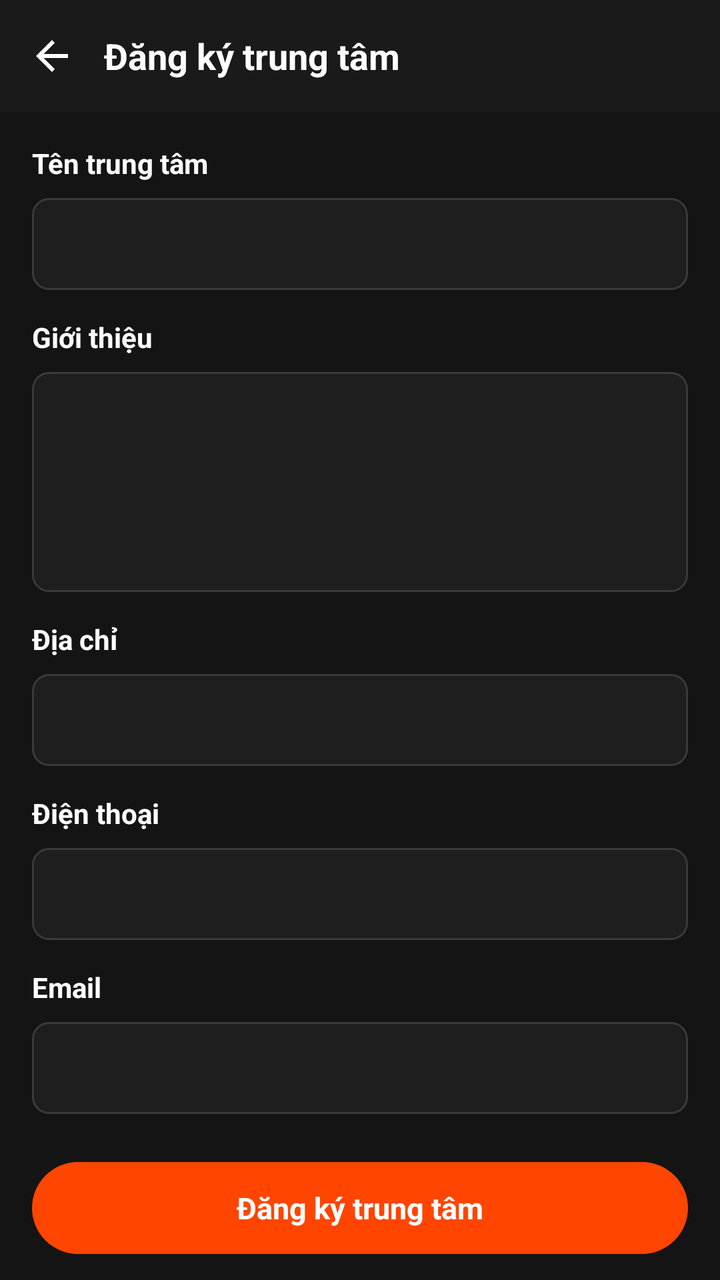
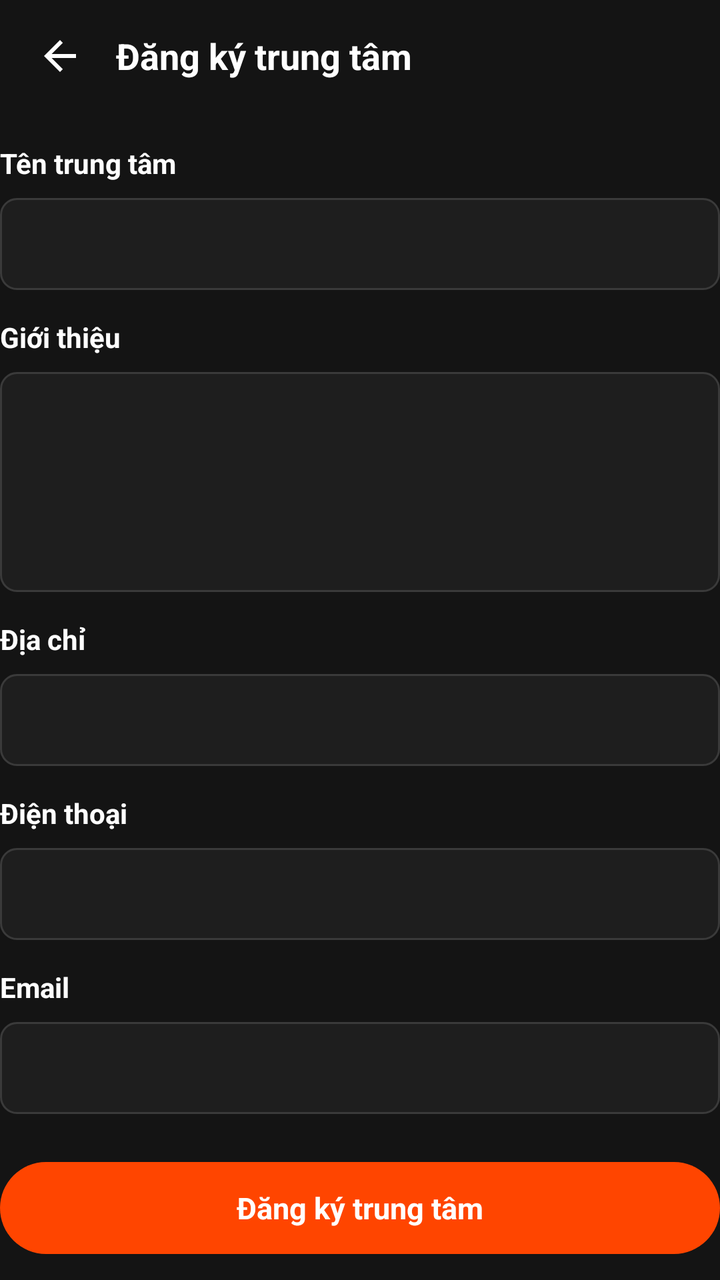

Compare the two renders of this Android layout. The source of the first and the diff that turns it into the second are given below.
<!-- AndroidManifest.xml: application theme Theme.EngQA -->
<!-- res/layout/activity_center_request.xml -->
<?xml version="1.0" encoding="utf-8"?>
<LinearLayout xmlns:android="http://schemas.android.com/apk/res/android"
    android:layout_width="match_parent"
    android:layout_height="match_parent"
    android:background="@color/bg_screen"
    android:orientation="vertical">

    <LinearLayout
        android:layout_width="match_parent"
        android:layout_height="56dp"
        android:background="@color/bg_topbar"
        android:gravity="center_vertical"
        android:orientation="horizontal">

        <ImageView
            android:id="@+id/btnBack"
            android:layout_width="40dp"
            android:layout_height="40dp"
            android:layout_marginStart="6dp"
            android:background="?attr/selectableItemBackgroundBorderless"
            android:contentDescription="@string/back"
            android:padding="8dp"
            android:src="@drawable/ic_arrow_back" />

        <TextView
            android:layout_width="wrap_content"
            android:layout_height="wrap_content"
            android:layout_marginStart="6dp"
            android:text="@string/center_request_title"
            android:textColor="@color/text_primary"
            android:textSize="18sp"
            android:textStyle="bold" />
    </LinearLayout>

    <ScrollView
        android:layout_width="match_parent"
        android:layout_height="0dp"
        android:layout_weight="1"
        android:fillViewport="true"
        android:scrollbars="none">

        <LinearLayout
            android:layout_width="match_parent"
            android:layout_height="wrap_content"
            android:orientation="vertical"
            android:padding="16dp">

            <TextView
                style="@style/FormLabel"
                android:text="@string/center_name" />

            <EditText
                android:id="@+id/etCenterName"
                style="@style/FormInput"
                android:layout_height="46dp"
                android:maxLines="1" />

            <TextView
                style="@style/FormLabel"
                android:layout_marginTop="14dp"
                android:text="@string/center_description" />

            <EditText
                android:id="@+id/etCenterDescription"
                style="@style/FormInput"
                android:layout_height="110dp"
                android:gravity="top|start"
                android:inputType="textMultiLine"
                android:paddingTop="12dp" />

            <TextView
                style="@style/FormLabel"
                android:layout_marginTop="14dp"
                android:text="@string/center_address" />

            <EditText
                android:id="@+id/etCenterAddress"
                style="@style/FormInput"
                android:layout_height="46dp"
                android:maxLines="1" />

            <TextView
                style="@style/FormLabel"
                android:layout_marginTop="14dp"
                android:text="@string/center_phone" />

            <EditText
                android:id="@+id/etCenterPhone"
                style="@style/FormInput"
                android:layout_height="46dp"
                android:inputType="phone"
                android:maxLines="1" />

            <TextView
                style="@style/FormLabel"
                android:layout_marginTop="14dp"
                android:text="@string/center_email" />

            <EditText
                android:id="@+id/etCenterEmail"
                style="@style/FormInput"
                android:layout_height="46dp"
                android:inputType="textEmailAddress"
                android:maxLines="1" />

            <TextView
                android:id="@+id/btnSubmitRequest"
                android:layout_width="match_parent"
                android:layout_height="46dp"
                android:layout_marginTop="24dp"
                android:background="@drawable/bg_button_primary"
                android:clickable="true"
                android:focusable="true"
                android:gravity="center"
                android:text="@string/center_request_title"
                android:textColor="@color/white"
                android:textSize="15sp"
                android:textStyle="bold" />
        </LinearLayout>
    </ScrollView>
</LinearLayout>
<!-- resources referenced by this layout -->
<resources>
  <color name="bg_screen">#FF141414</color>
  <color name="bg_topbar">#FF1A1A1A</color>
  <color name="text_primary">#FFFFFFFF</color>
  <color name="white">#FFFFFFFF</color>
  <!-- drawable bg_button_primary (drawable) -->
  <?xml version="1.0" encoding="utf-8"?>
  <shape xmlns:android="http://schemas.android.com/apk/res/android" android:shape="rectangle">
      <solid android:color="@color/accent_orange" />
      <corners android:radius="24dp" />
  
  </shape>
  <!-- drawable ic_arrow_back (drawable) -->
  <vector xmlns:android="http://schemas.android.com/apk/res/android"
      android:width="24dp" android:height="24dp"
      android:viewportWidth="24" android:viewportHeight="24">
      <path android:fillColor="#FFFFFFFF"
          android:pathData="M20,11H7.83l5.59,-5.59L12,4l-8,8 8,8 1.41,-1.41L7.83,13H20v-2z" />
  </vector>
  <string name="back">Quay lại</string>
  <string name="center_address">Địa chỉ</string>
  <string name="center_description">Giới thiệu</string>
  <string name="center_email">Email</string>
  <string name="center_name">Tên trung tâm</string>
  <string name="center_phone">Điện thoại</string>
  <string name="center_request_title">Đăng ký trung tâm</string>
  <style name="FormInput">
          <item name="android:layout_width">match_parent</item>
          <item name="android:background">@drawable/bg_input</item>
          <item name="android:paddingStart">12dp</item>
          <item name="android:paddingEnd">12dp</item>
          <item name="android:textColor">@color/text_primary</item>
          <item name="android:textColorHint">@color/text_hint</item>
          <item name="android:textSize">14sp</item>
      </style>
  <style name="FormLabel">
          <item name="android:layout_width">wrap_content</item>
          <item name="android:layout_height">wrap_content</item>
          <item name="android:layout_marginBottom">8dp</item>
          <item name="android:textColor">@color/text_primary</item>
          <item name="android:textSize">14sp</item>
          <item name="android:textStyle">bold</item>
      </style>
  <style name="Theme.EngQA" parent="Base.Theme.EngQA" />
  <color name="accent_orange">#FFFF4500</color>
  <!-- drawable bg_input (drawable) -->
  <?xml version="1.0" encoding="utf-8"?>
  <shape xmlns:android="http://schemas.android.com/apk/res/android" android:shape="rectangle">
      <solid android:color="@color/bg_input" />
      <corners android:radius="8dp" />
      <stroke android:width="1dp" android:color="@color/border_input" />
  </shape>
  <color name="text_hint">#FF7A7A7A</color>
  <style name="Base.Theme.EngQA" parent="Theme.Material3.Dark.NoActionBar">
          <item name="android:windowBackground">@color/bg_screen</item>
          <item name="android:statusBarColor">@color/bg_topbar</item>
          <item name="android:navigationBarColor">@color/bg_bottom_bar</item>
          <item name="colorPrimary">@color/accent_orange</item>
      </style>
  <color name="bg_input">#FF1E1E1E</color>
  <color name="border_input">#FF3A3A3A</color>
  <color name="bg_bottom_bar">#FF181818</color>
</resources>

<!-- the commit's change to res/layout/activity_center_request.xml (unified diff, before → after) -->
@@ -7,19 +7,19 @@
 
     <LinearLayout
         android:layout_width="match_parent"
-        android:layout_height="56dp"
-        android:background="@color/bg_topbar"
+        android:layout_height="@dimen/topbar_height"
+        android:paddingStart="8dp"
+        android:paddingEnd="8dp"
         android:gravity="center_vertical"
         android:orientation="horizontal">
 
         <ImageView
             android:id="@+id/btnBack"
-            android:layout_width="40dp"
-            android:layout_height="40dp"
-            android:layout_marginStart="6dp"
+            android:layout_width="44dp"
+            android:layout_height="44dp"
             android:background="?attr/selectableItemBackgroundBorderless"
             android:contentDescription="@string/back"
-            android:padding="8dp"
+            android:padding="10dp"
             android:src="@drawable/ic_arrow_back" />
 
         <TextView
@@ -33,6 +33,7 @@
     </LinearLayout>
 
     <ScrollView
+        android:id="@+id/scrollCenterRequest"
         android:layout_width="match_parent"
         android:layout_height="0dp"
         android:layout_weight="1"
@@ -43,21 +44,27 @@
             android:layout_width="match_parent"
             android:layout_height="wrap_content"
             android:orientation="vertical"
-            android:padding="16dp">
+            android:paddingStart="@dimen/form_horizontal_padding"
+            android:paddingTop="16dp"
+            android:paddingEnd="@dimen/form_horizontal_padding"
+            android:paddingBottom="16dp">
 
             <TextView
                 style="@style/FormLabel"
+                android:labelFor="@id/etCenterName"
                 android:text="@string/center_name" />
 
             <EditText
                 android:id="@+id/etCenterName"
                 style="@style/FormInput"
-                android:layout_height="46dp"
+                android:layout_height="@dimen/input_height"
+                android:inputType="textCapWords"
                 android:maxLines="1" />
 
             <TextView
                 style="@style/FormLabel"
                 android:layout_marginTop="14dp"
+                android:labelFor="@id/etCenterDescription"
                 android:text="@string/center_description" />
 
             <EditText
@@ -71,42 +78,46 @@
             <TextView
                 style="@style/FormLabel"
                 android:layout_marginTop="14dp"
+                android:labelFor="@id/etCenterAddress"
                 android:text="@string/center_address" />
 
             <EditText
                 android:id="@+id/etCenterAddress"
                 style="@style/FormInput"
-                android:layout_height="46dp"
+                android:layout_height="@dimen/input_height"
+                android:inputType="textCapWords"
                 android:maxLines="1" />
 
             <TextView
                 style="@style/FormLabel"
                 android:layout_marginTop="14dp"
+                android:labelFor="@id/etCenterPhone"
                 android:text="@string/center_phone" />
 
             <EditText
                 android:id="@+id/etCenterPhone"
                 style="@style/FormInput"
-                android:layout_height="46dp"
+                android:layout_height="@dimen/input_height"
                 android:inputType="phone"
                 android:maxLines="1" />
 
             <TextView
                 style="@style/FormLabel"
                 android:layout_marginTop="14dp"
+                android:labelFor="@id/etCenterEmail"
                 android:text="@string/center_email" />
 
             <EditText
                 android:id="@+id/etCenterEmail"
                 style="@style/FormInput"
-                android:layout_height="46dp"
+                android:layout_height="@dimen/input_height"
                 android:inputType="textEmailAddress"
                 android:maxLines="1" />
 
             <TextView
                 android:id="@+id/btnSubmitRequest"
                 android:layout_width="match_parent"
-                android:layout_height="46dp"
+                android:layout_height="@dimen/input_height"
                 android:layout_marginTop="24dp"
                 android:background="@drawable/bg_button_primary"
                 android:clickable="true"
<!-- resource entries referenced after the edit -->
@@ -4,6 +4,8 @@
   <color name="bg_topbar">#FF1A1A1A</color>
   <color name="text_primary">#FFFFFFFF</color>
   <color name="white">#FFFFFFFF</color>
+  <dimen name="input_height">46dp</dimen>
+  <dimen name="topbar_height">56dp</dimen>
   <!-- drawable bg_button_primary (drawable) -->
   <?xml version="1.0" encoding="utf-8"?>
   <shape xmlns:android="http://schemas.android.com/apk/res/android" android:shape="rectangle">
